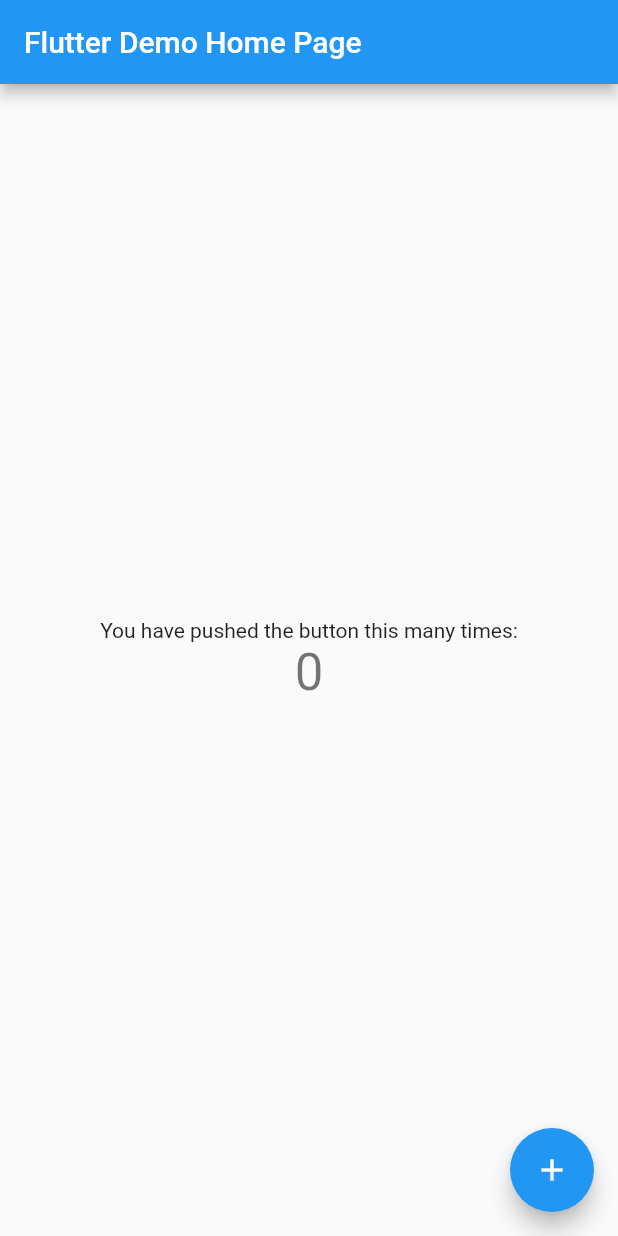
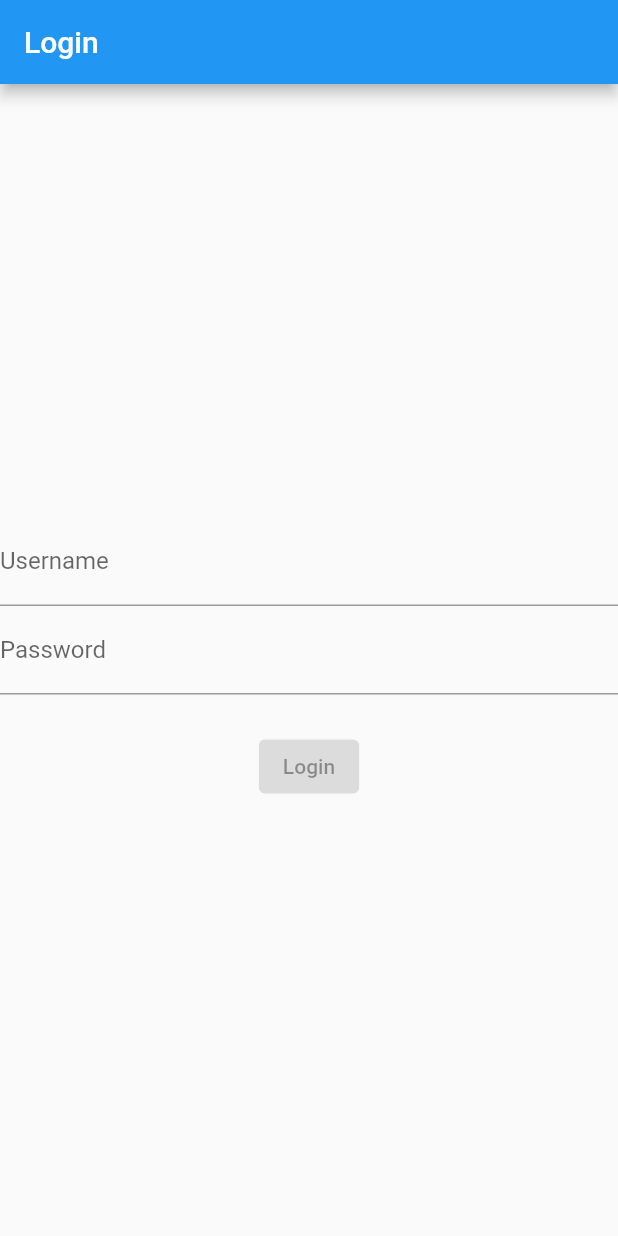
Before and after one commit to abdullahmahmood125/Flutter-Riverpod-MVVM-Architecture, a Flutter app: the screen it shows after launch, on a phone screen of 412 x 824 dp. Run offline on Flutter 3.47's test engine with Material 2 defaults, Android fonts, the phone set to English and light mode, and no system bars; our stand-ins replace flutter_riverpod.

Commit message:
login and home added. project structure added.

```diff
--- a/lib/main.dart
+++ b/lib/main.dart
@@ -1,115 +1,32 @@
 import 'package:flutter/material.dart';
+import 'package:flutter_riverpod/flutter_riverpod.dart';
+import 'package:flutter_riverpod_with_mvvm/resources/app_routs.dart';
+import 'package:flutter_riverpod_with_mvvm/view/home_view.dart';
+import 'package:flutter_riverpod_with_mvvm/view/login_view.dart';
+
 
 void main() {
-  runApp(const MyApp());
+  runApp(
+    ProviderScope(
+      child: MyApp(),
+    ),
+  );
 }
 
 class MyApp extends StatelessWidget {
-  const MyApp({super.key});
-
-  // This widget is the root of your application.
   @override
   Widget build(BuildContext context) {
     return MaterialApp(
-      title: 'Flutter Demo',
+      title: 'Flutter Riverpod MVVM Example',
       theme: ThemeData(
-        // This is the theme of your application.
-        //
-        // Try running your application with "flutter run". You'll see the
-        // application has a blue toolbar. Then, without quitting the app, try
-        // changing the primarySwatch below to Colors.green and then invoke
-        // "hot reload" (press "r" in the console where you ran "flutter run",
-        // or simply save your changes to "hot reload" in a Flutter IDE).
-        // Notice that the counter didn't reset back to zero; the application
-        // is not restarted.
         primarySwatch: Colors.blue,
+        visualDensity: VisualDensity.adaptivePlatformDensity,
       ),
-      home: const MyHomePage(title: 'Flutter Demo Home Page'),
+      routes: {
+        AppRoutes.LOGIN_SCREEN_ROUTE: (context) =>  LoginView(),
+        AppRoutes.HOME_SCREEN_ROUTE: (context) =>  const HomeView(),
+    },
+      home: LoginView(),
     );
   }
 }
-
-class MyHomePage extends StatefulWidget {
-  const MyHomePage({super.key, required this.title});
-
-  // This widget is the home page of your application. It is stateful, meaning
-  // that it has a State object (defined below) that contains fields that affect
-  // how it looks.
-
-  // This class is the configuration for the state. It holds the values (in this
-  // case the title) provided by the parent (in this case the App widget) and
-  // used by the build method of the State. Fields in a Widget subclass are
-  // always marked "final".
-
-  final String title;
-
-  @override
-  State<MyHomePage> createState() => _MyHomePageState();
-}
-
-class _MyHomePageState extends State<MyHomePage> {
-  int _counter = 0;
-
-  void _incrementCounter() {
-    setState(() {
-      // This call to setState tells the Flutter framework that something has
-      // changed in this State, which causes it to rerun the build method below
-      // so that the display can reflect the updated values. If we changed
-      // _counter without calling setState(), then the build method would not be
-      // called again, and so nothing would appear to happen.
-      _counter++;
-    });
-  }
-
-  @override
-  Widget build(BuildContext context) {
-    // This method is rerun every time setState is called, for instance as done
-    // by the _incrementCounter method above.
-    //
-    // The Flutter framework has been optimized to make rerunning build methods
-    // fast, so that you can just rebuild anything that needs updating rather
-    // than having to individually change instances of widgets.
-    return Scaffold(
-      appBar: AppBar(
-        // Here we take the value from the MyHomePage object that was created by
-        // the App.build method, and use it to set our appbar title.
-        title: Text(widget.title),
-      ),
-      body: Center(
-        // Center is a layout widget. It takes a single child and positions it
-        // in the middle of the parent.
-        child: Column(
-          // Column is also a layout widget. It takes a list of children and
-          // arranges them vertically. By default, it sizes itself to fit its
-          // children horizontally, and tries to be as tall as its parent.
-          //
-          // Invoke "debug painting" (press "p" in the console, choose the
-          // "Toggle Debug Paint" action from the Flutter Inspector in Android
-          // Studio, or the "Toggle Debug Paint" command in Visual Studio Code)
-          // to see the wireframe for each widget.
-          //
-          // Column has various properties to control how it sizes itself and
-          // how it positions its children. Here we use mainAxisAlignment to
-          // center the children vertically; the main axis here is the vertical
-          // axis because Columns are vertical (the cross axis would be
-          // horizontal).
-          mainAxisAlignment: MainAxisAlignment.center,
-          children: <Widget>[
-            const Text(
-              'You have pushed the button this many times:',
-            ),
-            Text(
-              '$_counter',
-              style: Theme.of(context).textTheme.headlineMedium,
-            ),
-          ],
-        ),
-      ),
-      floatingActionButton: FloatingActionButton(
-        onPressed: _incrementCounter,
-        tooltip: 'Increment',
-        child: const Icon(Icons.add),
-      ), // This trailing comma makes auto-formatting nicer for build methods.
-    );
-  }
-}
--- /dev/null
+++ b/lib/resources/app_routs.dart
@@ -0,0 +1,25 @@
+
+import 'package:flutter/material.dart';
+import 'package:flutter/widgets.dart';
+
+import '../view/home_view.dart';
+import '../view/login_view.dart';
+
+class AppRoutes {
+  static const LOGIN_SCREEN_ROUTE = '/login';
+
+  static const HOME_SCREEN_ROUTE = '/home';
+
+  static Future<void> showLogin(BuildContext context) async {
+    await Navigator.of(context).pushReplacement(
+      MaterialPageRoute(builder: (context) => LoginView()),
+    );
+  }
+
+  static Future<void> showHome(BuildContext context) async {
+    Future.delayed(const Duration(milliseconds: 500));
+    await Navigator.of(context).pushReplacement(
+      MaterialPageRoute(builder: (context) => const HomeView()),
+    );
+  }
+}
--- /dev/null
+++ b/lib/utils/app_providers.dart
@@ -0,0 +1,46 @@
+import 'package:flutter/material.dart';
+import 'package:flutter_riverpod/flutter_riverpod.dart';
+
+import '../resources/app_routs.dart';
+import '../viewmodel/home_view_model.dart';
+import '../viewmodel/login_view_model.dart';
+
+import 'app_state.dart';
+
+//final appStateNotifierProvider = StateNotifierProvider<bool>((ref) => false);
+
+final loginViewModelProvider = StateNotifierProvider.autoDispose<LoginViewModel, LoginState>((ref) => LoginViewModel());
+
+final homeViewModelProvider =  StateNotifierProvider.autoDispose<HomeViewModel, HomeState>((ref) => HomeViewModel());
+
+class AppProviders {
+  // static final providers = <SingleChildWidget>[
+  //   ...independentServices,
+  //   ...dependentServices,
+  //   ...uiConsumableProviders,
+  //   ...stateManagementProviders,
+  // ];
+  //
+  // static final independentServices = <SingleChildWidget>[
+  //   Provider((ref) => ApiService()),
+  // ];
+  //
+  // static final dependentServices = <SingleChildWidget>[
+  //   Provider(
+  //         (ref) => StorageService(ref.read),
+  //   ),
+  //   Provider(
+  //         (ref) => AuthService(ref.read, ref.read, ref.read),
+  //   ),
+  // ];
+  //
+  // static final uiConsumableProviders = <SingleChildWidget>[
+  //   Provider((ref) => AppRouter()),
+  // ];
+  //
+  // static final stateManagementProviders = <SingleChildWidget>[
+  //   appStateNotifierProvider,
+  //   loginViewModelProvider,
+  //   homeViewModelProvider,
+  // ];
+}
--- /dev/null
+++ b/lib/utils/app_state.dart
@@ -0,0 +1,55 @@
+
+
+class LoginState {
+  final String username;
+  final String password;
+  final bool isLoading;
+  final String errorMessage;
+  final bool isSuccess;
+
+  LoginState({
+    this.username = '',
+    this.password = '',
+    this.isLoading = false,
+    this.errorMessage = '',
+    this.isSuccess = false,
+
+  });
+
+  LoginState copyWith({
+    String? username,
+    String? password,
+    bool? isLoading,
+    String? errorMessage,
+    bool? isSuccess,
+  }) {
+    return LoginState(
+      username: username ?? this.username,
+      password: password ?? this.password,
+      isLoading: isLoading ?? this.isLoading,
+      errorMessage: errorMessage ?? this.errorMessage,
+      isSuccess: isSuccess ?? this.isSuccess,
+
+    );
+  }
+
+  bool get canSubmit =>
+      username.isNotEmpty && password.isNotEmpty && !isLoading;
+}
+
+class HomeState {
+   HomeState(this.isLoggedIn);
+  final isLoggedIn;
+
+  HomeState copyWith( {
+    bool? isLoggedIn,
+  }){
+    return HomeState(isLoggedIn);
+  }
+}
+
+
+class AppStateNotifier {
+  const AppStateNotifier(this.isLoggedIn);
+  final isLoggedIn;
+}
--- /dev/null
+++ b/lib/view/login_view.dart
@@ -0,0 +1,63 @@
+import 'package:flutter/material.dart';
+import 'package:flutter_riverpod/flutter_riverpod.dart';
+import 'package:flutter_riverpod_with_mvvm/resources/app_routs.dart';
+import 'package:flutter_riverpod_with_mvvm/utils/app_state.dart';
+import 'package:flutter_riverpod_with_mvvm/viewmodel/login_view_model.dart';
+
+import '../utils/app_providers.dart';
+
+class LoginView extends ConsumerWidget {
+  @override
+  Widget build(BuildContext context, WidgetRef ref) {
+
+    return Scaffold(
+      appBar: AppBar(
+        title: Text('Login'),
+      ),
+      body: Consumer(
+        builder: (cxt, ref, child){
+          final viewModel = ref.watch(loginViewModelProvider.notifier);
+          final state = ref.watch(loginViewModelProvider);
+          if(state.isLoading){
+            return const CircularProgressIndicator();
+          }
+          if(state.isSuccess){
+             AppRoutes.showHome(context);
+          }
+          return Center(
+               child: Column(
+              mainAxisAlignment: MainAxisAlignment.center,
+              children: [
+                TextField(
+                  onChanged: viewModel.setUsername,
+                  decoration: InputDecoration(
+                    labelText: 'Username',
+                  ),
+                ),
+                TextField(
+                  onChanged: viewModel.setPassword,
+                  obscureText: true,
+                  decoration: InputDecoration(
+                    labelText: 'Password',
+                  ),
+                ),
+                SizedBox(height: 24),
+                ElevatedButton(
+                  onPressed: state.canSubmit ? viewModel.login : null,
+                  child: Text('Login'),
+                ),
+                if (state.errorMessage.isNotEmpty)
+                  Text(
+                    state.errorMessage,
+                    style: TextStyle(
+                      color: Colors.red,
+                    ),
+                  ),
+              ],
+            ),
+          );
+        },
+      ),
+    );
+  }
+}
--- /dev/null
+++ b/lib/viewmodel/login_view_model.dart
@@ -0,0 +1,45 @@
+import 'package:flutter_riverpod/flutter_riverpod.dart';
+import 'package:flutter_riverpod_with_mvvm/resources/app_routs.dart';
+import 'package:flutter_riverpod_with_mvvm/utils/app_providers.dart';
+
+import '../utils/app_state.dart';
+
+class LoginViewModel extends StateNotifier<LoginState> {
+  //final Reader _read;
+
+  LoginViewModel() : super(LoginState());
+
+  void setUsername(String value) {
+    state = state.copyWith(username: value.trim());
+  }
+
+  void setPassword(String value) {
+    state = state.copyWith(password: value.trim());
+  }
+
+  Future<void> login() async {
+    state = state.copyWith(isLoading: true);
+
+    //final authService = _read(authServiceProvider);
+    await Future<void>.delayed(const Duration(milliseconds: 2000));
+    state = state.copyWith(isLoading: false);
+    state = state.copyWith(isSuccess: true);
+    // final result = await authService.login(
+    //   state.username,
+    //   state.password,
+    // );
+    //
+    // result.fold(
+    //       (error) {
+    //     state = state.copyWith(
+    //       isLoading: false,
+    //       errorMessage: error,
+    //     );
+    //   },
+    //       (_) {
+    //     _read(appStateNotifierProvider).isLoggedIn = true;
+    //     _read(appRouterProvider).showHome(_read(navigatorKeyProvider).currentContext!);
+    //   },
+    // );
+  }
+}
--- a/pubspec.yaml
+++ b/pubspec.yaml
@@ -30,6 +30,8 @@ environment:
 dependencies:
   flutter:
     sdk: flutter
+#  riverpod: ^1.0.0-dev.2
+#  flutter_riverpod: ^0.14.0
   flutter_bloc: ^8.0.0
   equatable: ^2.0.0
   dio: ^4.0.0
```
Also changed, not shown: lib/view/home_view.dart (added, +35 -0 lines), lib/viewmodel/home_view_model.dart (added, +19 -0 lines).
